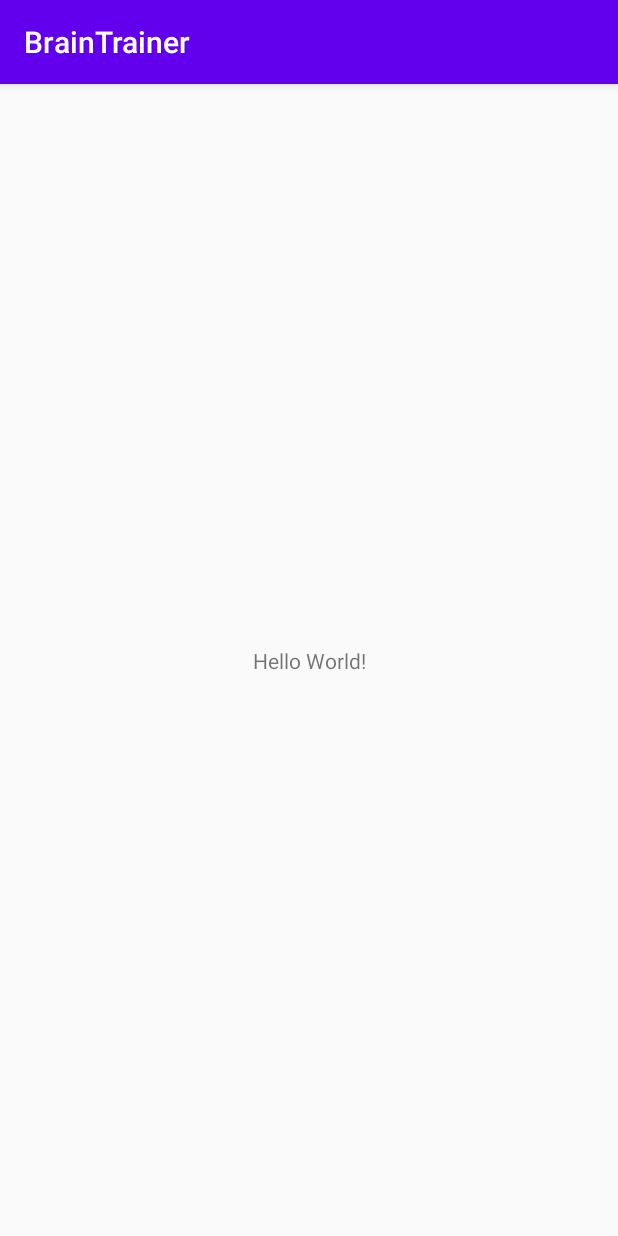
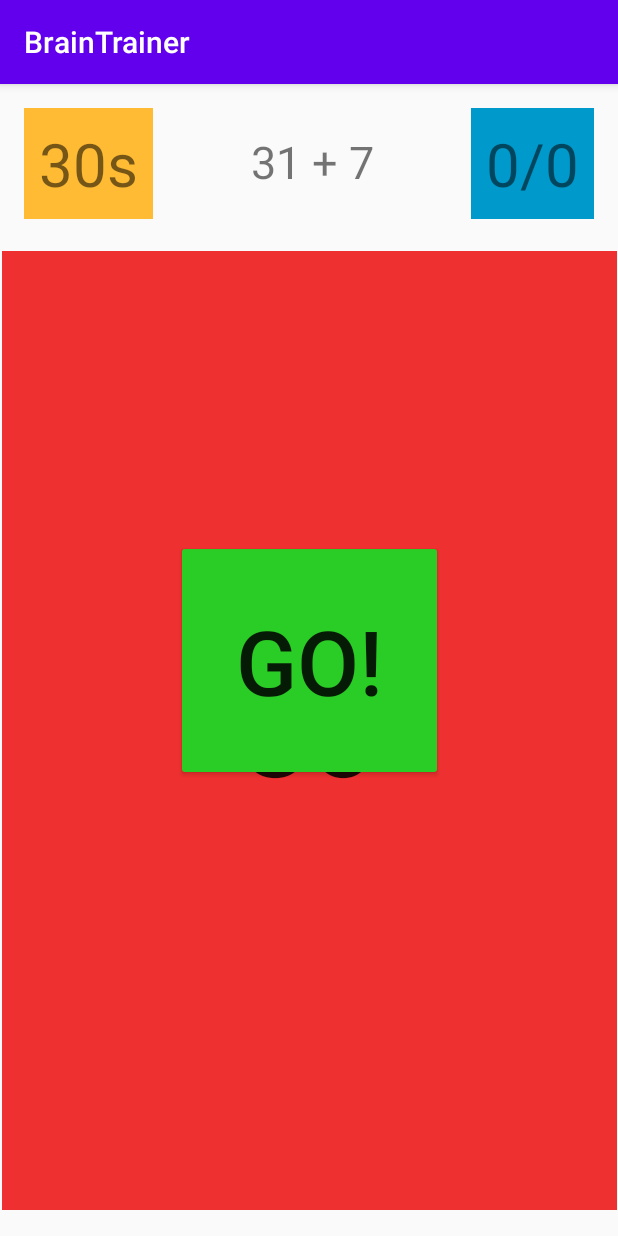
Before and after one commit to Frostist/BrainTrainer, an Android app: the screen it shows after launch (MainActivity), on a phone screen of 412 x 824 dp. Run offline under Robolectric (Android 15) with nearby library versions, the phone set to English and light mode, and no system bars.

Commit message:
1.0.1🧐

```diff
--- a/app/build.gradle
+++ b/app/build.gradle
@@ -31,4 +31,5 @@ dependencies {
     testImplementation 'junit:junit:4.12'
     androidTestImplementation 'androidx.test.ext:junit:1.1.1'
     androidTestImplementation 'androidx.test.espresso:espresso-core:3.2.0'
+    implementation 'androidx.gridlayout:gridlayout:1.0.0'
 }
--- a/app/src/main/java/com/example/braintrainer/MainActivity.java
+++ b/app/src/main/java/com/example/braintrainer/MainActivity.java
@@ -3,12 +3,26 @@ package com.example.braintrainer;
 import androidx.appcompat.app.AppCompatActivity;
 
 import android.os.Bundle;
+import android.view.View;
+import android.widget.Button;
 
 public class MainActivity extends AppCompatActivity {
+    Button goButton;
+
+    public void start(View view) {
+        goButton.setVisibility(View.INVISIBLE);
+
+    }
+
+
 
     @Override
     protected void onCreate(Bundle savedInstanceState) {
         super.onCreate(savedInstanceState);
         setContentView(R.layout.activity_main);
+
+        goButton = findViewById(R.id.goButton);
+
+
     }
 }
--- a/app/src/main/res/layout/activity_main.xml
+++ b/app/src/main/res/layout/activity_main.xml
@@ -6,13 +6,86 @@
     android:layout_height="match_parent"
     tools:context=".MainActivity">
 
-    <TextView
+    <Button
+        android:id="@+id/goButton"
         android:layout_width="wrap_content"
         android:layout_height="wrap_content"
-        android:text="Hello World!"
+        android:backgroundTint="#2ACC26"
+        android:onClick="start"
+        android:padding="40dp"
+        android:text="Go!"
+        android:textSize="60sp"
         app:layout_constraintBottom_toBottomOf="parent"
-        app:layout_constraintLeft_toLeftOf="parent"
-        app:layout_constraintRight_toRightOf="parent"
+        app:layout_constraintEnd_toEndOf="parent"
+        app:layout_constraintHorizontal_bias="0.5"
+        app:layout_constraintStart_toStartOf="parent"
+        app:layout_constraintTop_toTopOf="parent"
+        tools:visibility="gone" />
+
+    <TextView
+        android:id="@+id/timeText"
+        android:layout_width="wrap_content"
+        android:layout_height="wrap_content"
+        android:layout_marginStart="16dp"
+        android:layout_marginTop="16dp"
+        android:background="@android:color/holo_orange_light"
+        android:padding="10dp"
+        android:text="30s"
+        android:textSize="40dp"
+        app:layout_constraintStart_toStartOf="parent"
         app:layout_constraintTop_toTopOf="parent" />
 
+    <TextView
+        android:id="@+id/scoreText"
+        android:layout_width="wrap_content"
+        android:layout_height="wrap_content"
+        android:layout_marginTop="16dp"
+        android:layout_marginEnd="16dp"
+        android:background="@android:color/holo_blue_dark"
+        android:padding="10dp"
+        android:text="0/0"
+        android:textSize="40dp"
+        app:layout_constraintEnd_toEndOf="parent"
+        app:layout_constraintTop_toTopOf="parent" />
+
+    <TextView
+        android:id="@+id/sumText"
+        android:layout_width="wrap_content"
+        android:layout_height="wrap_content"
+        android:layout_marginTop="16dp"
+        android:padding="15dp"
+        android:text="31 + 7"
+        android:textSize="30dp"
+        app:layout_constraintEnd_toStartOf="@+id/scoreText"
+        app:layout_constraintHorizontal_bias="0.5"
+        app:layout_constraintStart_toEndOf="@+id/timeText"
+        app:layout_constraintTop_toTopOf="parent" />
+
+    <androidx.gridlayout.widget.GridLayout
+        android:id="@+id/gridLayout"
+        android:layout_width="410dp"
+        android:layout_height="639dp"
+        android:layout_marginStart="8dp"
+        android:layout_marginTop="14dp"
+        android:layout_marginEnd="8dp"
+        android:layout_marginBottom="8dp"
+        app:layout_constraintBottom_toBottomOf="parent"
+        app:layout_constraintEnd_toEndOf="parent"
+        app:layout_constraintStart_toStartOf="parent"
+        app:layout_constraintTop_toBottomOf="@+id/sumText">
+
+        <Button
+            android:id="@+id/button2"
+            android:layout_width="wrap_content"
+            android:layout_height="wrap_content"
+            android:background="#EF3030"
+            android:tag="0"
+            android:text="80"
+            android:textSize="80sp"
+            app:layout_column="0"
+            app:layout_columnWeight="1"
+            app:layout_gravity="fill"
+            app:layout_row="0"
+            app:layout_rowWeight="1" />
+    </androidx.gridlayout.widget.GridLayout>
 </androidx.constraintlayout.widget.ConstraintLayout>
```
